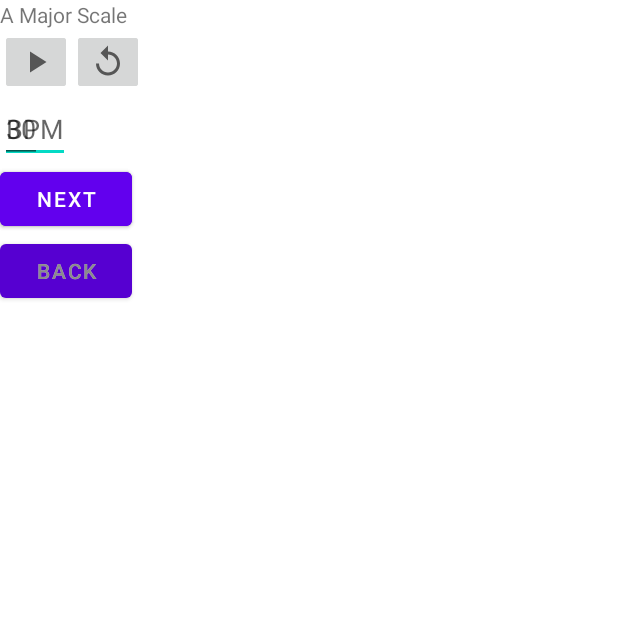
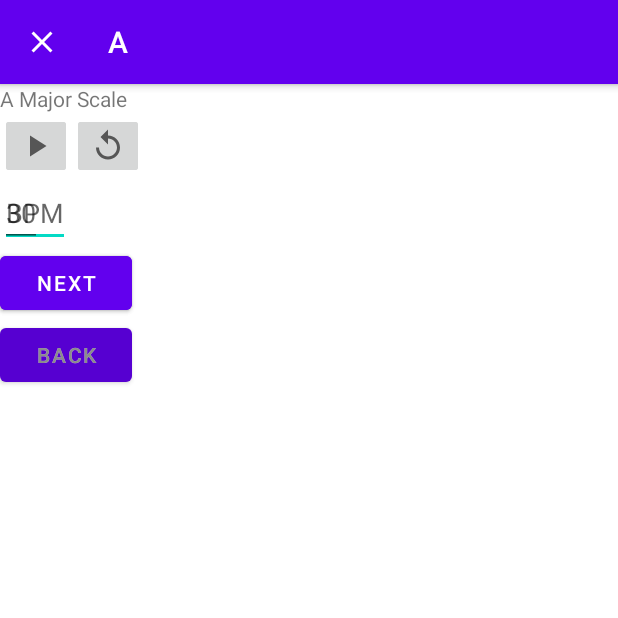
Before and after one commit to ramzan/Virtuosity, an Android app: the fragment SessionFragment placed in its activity, after a tap on "START", on a phone screen of 412 x 824 dp, the top half of it. Run offline under Robolectric (Android 15) with nearby library versions, the phone set to English and light mode, and no system bars; our stand-ins replace Room's generated code, navigation-ui; 9 statements that could not run were skipped; 1 other tap on this screen came first.

Commit message:
SessionFragment: add toolbar

```diff
--- a/app/src/main/java/com/nazmar/musicgym/practice/session/SessionFragment.kt
+++ b/app/src/main/java/com/nazmar/musicgym/practice/session/SessionFragment.kt
@@ -185,6 +185,14 @@ class SessionFragment : Fragment() {
             }
         }
 
+        viewModel.session.observe(viewLifecycleOwner) {
+            binding.sessionToolbar.title = it?.name ?: ""
+        }
+
+        binding.sessionToolbar.setNavigationOnClickListener {
+            goBack()
+        }
+
         viewModel.currentIndex.observe(viewLifecycleOwner) {
             if (it > -1) {
                 binding.sessionCurrentExerciseName.text = viewModel.getCurrentExerciseName()
--- a/app/src/main/java/com/nazmar/musicgym/practice/session/SessionViewModel.kt
+++ b/app/src/main/java/com/nazmar/musicgym/practice/session/SessionViewModel.kt
@@ -13,6 +13,8 @@ import kotlinx.coroutines.launch
 class SessionViewModel(routineId: Long, application: Application) : AndroidViewModel(application) {
 
     private val dao = ExerciseDatabase.getInstance(application).exerciseDatabaseDao
+
+    val session = dao.getRoutine(routineId)
 
     val exercises = dao.getSessionExercises(routineId)
 
--- a/app/src/main/res/layout/fragment_session.xml
+++ b/app/src/main/res/layout/fragment_session.xml
@@ -3,7 +3,25 @@
     xmlns:tools="http://schemas.android.com/tools"
     android:layout_width="match_parent"
     android:layout_height="match_parent"
-    android:orientation="vertical" >
+    xmlns:app="http://schemas.android.com/apk/res-auto"
+    android:orientation="vertical">
+
+    <com.google.android.material.appbar.AppBarLayout
+        android:layout_width="match_parent"
+        android:layout_height="wrap_content">
+
+        <com.google.android.material.appbar.MaterialToolbar
+            android:id="@+id/sessionToolbar"
+            style="@style/Widget.MaterialComponents.Toolbar.Primary"
+            android:layout_width="match_parent"
+            android:layout_height="wrap_content"
+            android:paddingHorizontal="0dp"
+            app:navigationIcon="@drawable/ic_baseline_close_24"
+            tools:title="Routine Name">
+
+        </com.google.android.material.appbar.MaterialToolbar>
+
+    </com.google.android.material.appbar.AppBarLayout>
 
     <TextView
         android:id="@+id/session_current_exercise_name"
```
